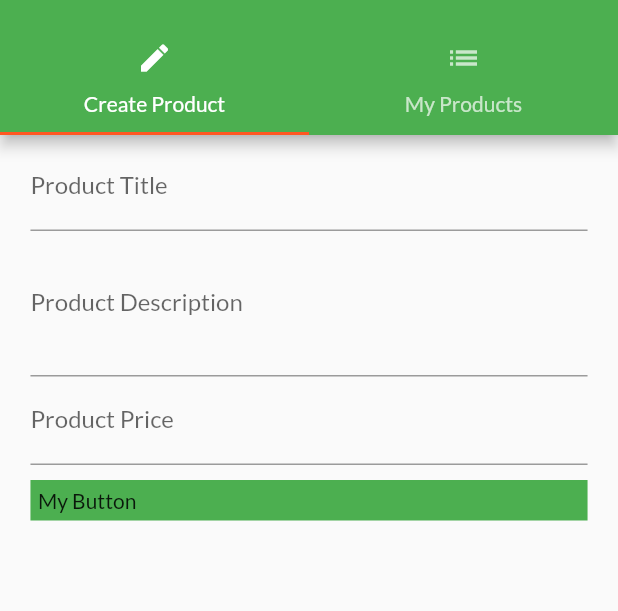
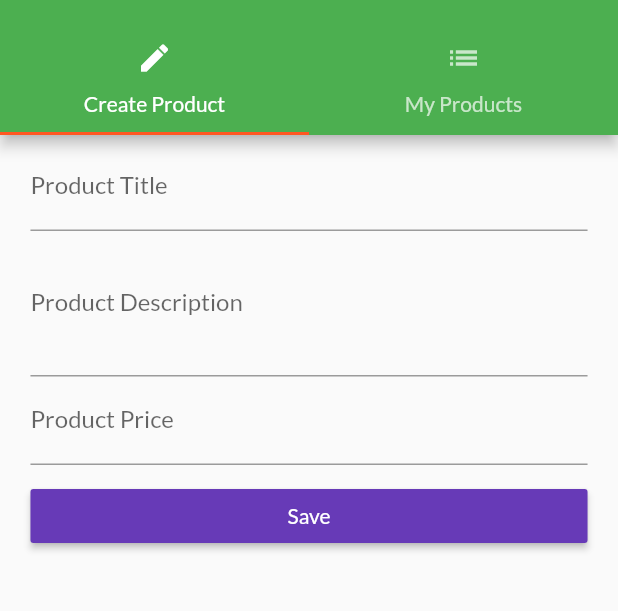
Before and after one commit to adeluleye/working-with-flutter, a Flutter app: the ProductsAdminPage screen opened by its route, on a phone screen of 412 x 824 dp, the part 60-671 px from its top. Run offline on Flutter 3.47's test engine with Material 2 defaults, Android fonts, the phone set to English and light mode, and no system bars.

Commit message:
work with form widget

```diff
--- a/lib/pages/product_create.dart
+++ b/lib/pages/product_create.dart
@@ -15,13 +15,14 @@ class _ProductCreatePageState extends State<ProductCreatePage> {
   String _titleValue = '';
   String _descriptionValue = '';
   double _priceValue = 0.0;
+  final GlobalKey<FormState> _formKey = GlobalKey<FormState>();
 
   Widget _buildTitleTextField() {
-    return TextField(
+    return TextFormField(
       decoration: InputDecoration(
         labelText: 'Product Title',
       ),
-      onChanged: (String value) {
+      onSaved: (String value) {
         setState(() {
           _titleValue = value;
         });
@@ -30,10 +31,10 @@ class _ProductCreatePageState extends State<ProductCreatePage> {
   }
 
   Widget _buildDescriptionTextField() {
-    return TextField(
+    return TextFormField(
       decoration: InputDecoration(labelText: 'Product Description'),
       maxLines: 3,
-      onChanged: (String value) {
+      onSaved: (String value) {
         setState(() {
           _descriptionValue = value;
         });
@@ -42,12 +43,13 @@ class _ProductCreatePageState extends State<ProductCreatePage> {
   }
 
   Widget _buildPriceTextField() {
-    return TextField(
+    return TextFormField(
       decoration: InputDecoration(labelText: 'Product Price'),
+
       keyboardType: TextInputType.numberWithOptions(
         decimal: true,
       ),
-      onChanged: (String value) {
+      onSaved: (String value) {
         setState(() {
           _priceValue = double.parse(value);
         });
@@ -72,13 +74,13 @@ class _ProductCreatePageState extends State<ProductCreatePage> {
           fontSize: 14,
         ),
       ),
-      onPressed: _submitPressed,
+      onPressed: _submitForm,
     );
   }
 
   Widget _buildGestureDetector() {
     return GestureDetector(
-      onTap: _submitPressed,
+      onTap: _submitForm,
       child: Container(
         color: Colors.green,
         padding: EdgeInsets.all(5.0),
@@ -98,13 +100,14 @@ class _ProductCreatePageState extends State<ProductCreatePage> {
         _buildDescriptionTextField(),
         _buildPriceTextField(),
         _buildSizedBox(),
-        //_buildSaveButton()
-        _buildGestureDetector(),
+        _buildSaveButton()
+        //_buildGestureDetector(),
       ],
     );
   }
 
-  void _submitPressed() {
+  void _submitForm() {
+    _formKey.currentState.save();
     final Map<String, dynamic> product = {
       'title': _titleValue,
       'description': _descriptionValue,
@@ -119,7 +122,10 @@ class _ProductCreatePageState extends State<ProductCreatePage> {
   Widget build(BuildContext context) {
     return Container(
       margin: EdgeInsets.fromLTRB(10.0, 5.0, 10.0, 5.0),
-      child: _buildListView(),
+      child: Form(
+        key: _formKey,
+        child: _buildListView(),
+      ),
     );
   }
 }
```
